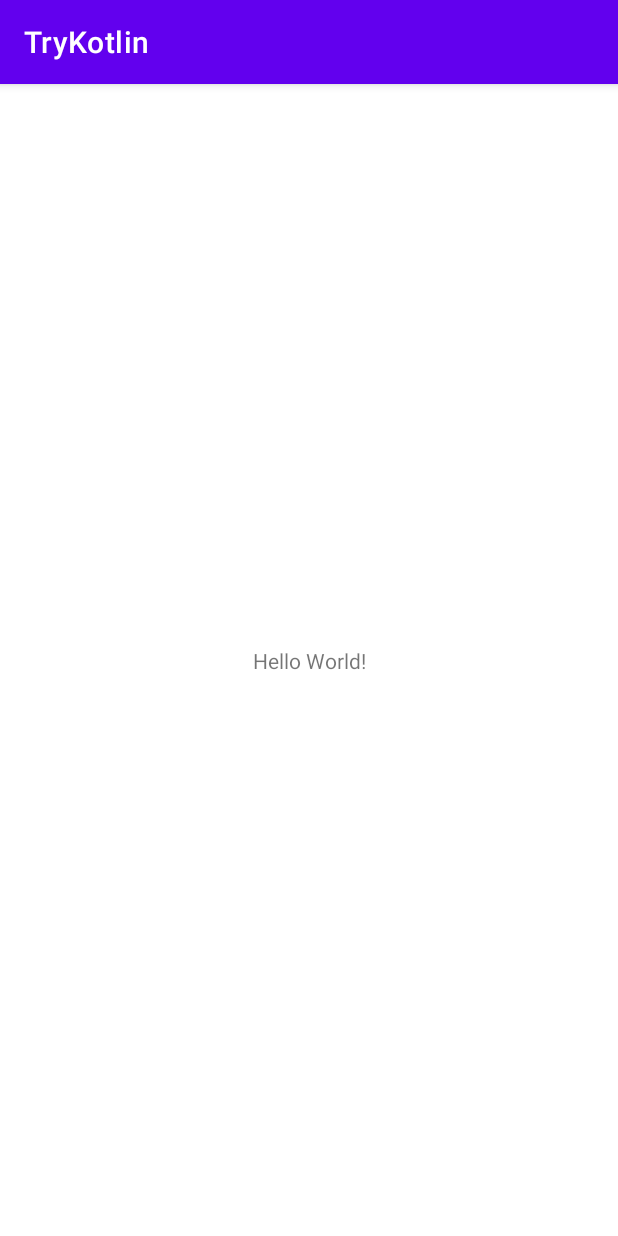
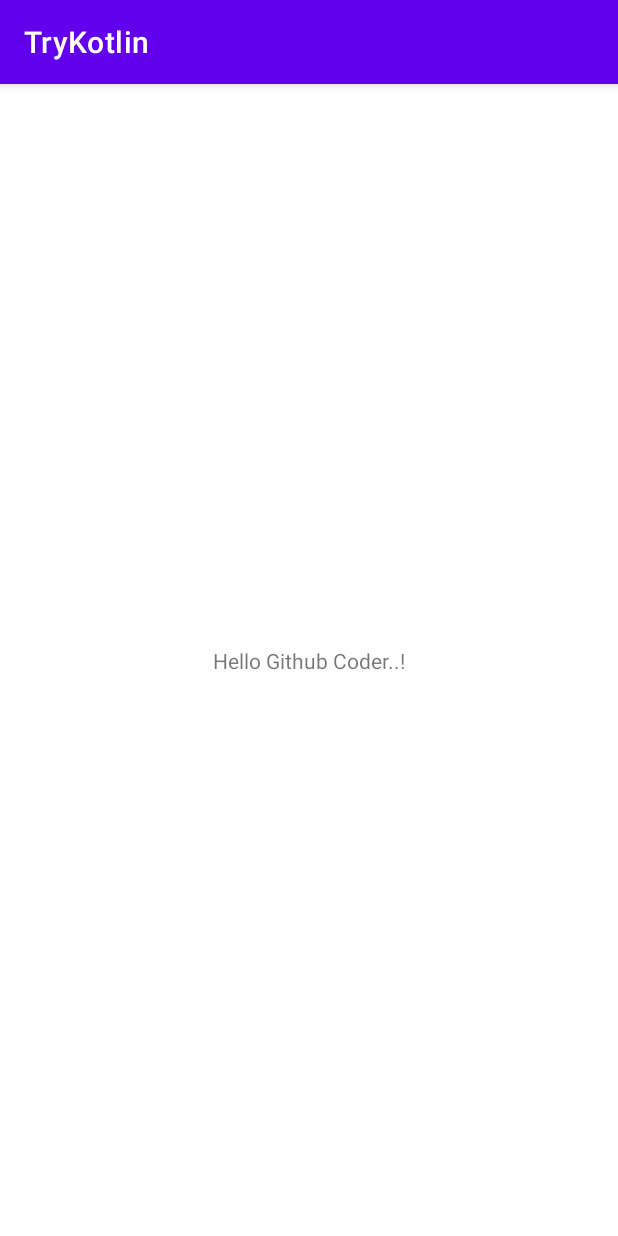
Before and after one commit to badrulalamakij/TryKotlinInAndroid, an Android app: the screen it shows after launch (MainActivity), on a phone screen of 412 x 824 dp. Run offline under Robolectric (Android 15) with nearby library versions, the phone set to English and light mode, and no system bars.

Commit message:
edit xml file and add some text at the end of note file

```diff
--- a/app/src/main/res/layout/activity_main.xml
+++ b/app/src/main/res/layout/activity_main.xml
@@ -9,7 +9,7 @@
     <TextView
         android:layout_width="wrap_content"
         android:layout_height="wrap_content"
-        android:text="Hello World!"
+        android:text="Hello Github Coder..!"
         app:layout_constraintBottom_toBottomOf="parent"
         app:layout_constraintEnd_toEndOf="parent"
         app:layout_constraintStart_toStartOf="parent"
```
Also changed, not shown: 1 other file.
